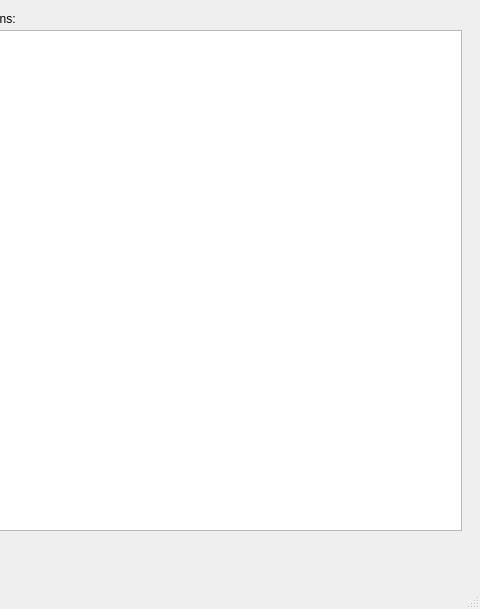
Above: mainwindow.ui from 519984307/QtPluginManager-1 before the change; both pictures show x 659 to 1139 and y 0 to 609 of the 1139 by 609 pixel window. Below: the same form after it.
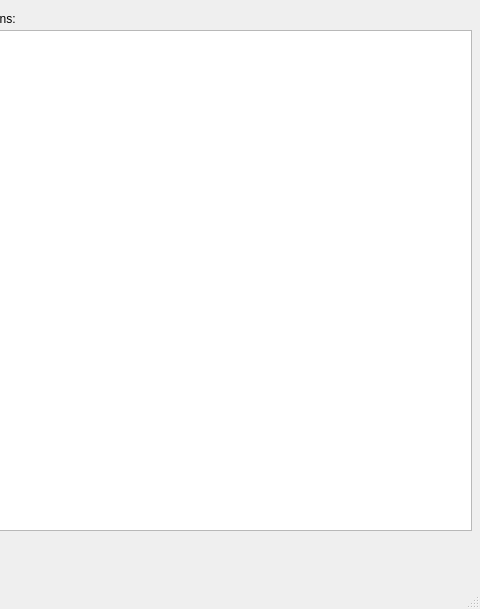
That is the form after the change.

Commit message: feat: add message box with full filename of loaded plugin

```diff
--- a/mainwindow.ui
+++ b/mainwindow.ui
@@ -24,16 +24,6 @@
      </rect>
     </property>
    </widget>
-   <widget class="QListWidget" name="loadedList">
-    <property name="geometry">
-     <rect>
-      <x>590</x>
-      <y>30</y>
-      <width>531</width>
-      <height>501</height>
-     </rect>
-    </property>
-   </widget>
    <widget class="QLabel" name="locatedLabel">
     <property name="geometry">
      <rect>
@@ -60,6 +50,16 @@
      <string>Loaded plugins:</string>
     </property>
    </widget>
+   <widget class="QListView" name="loadedPluginsListView">
+    <property name="geometry">
+     <rect>
+      <x>590</x>
+      <y>30</y>
+      <width>541</width>
+      <height>501</height>
+     </rect>
+    </property>
+   </widget>
   </widget>
   <widget class="QMenuBar" name="menubar">
    <property name="geometry">
```
The commit also changes 7 other files.
